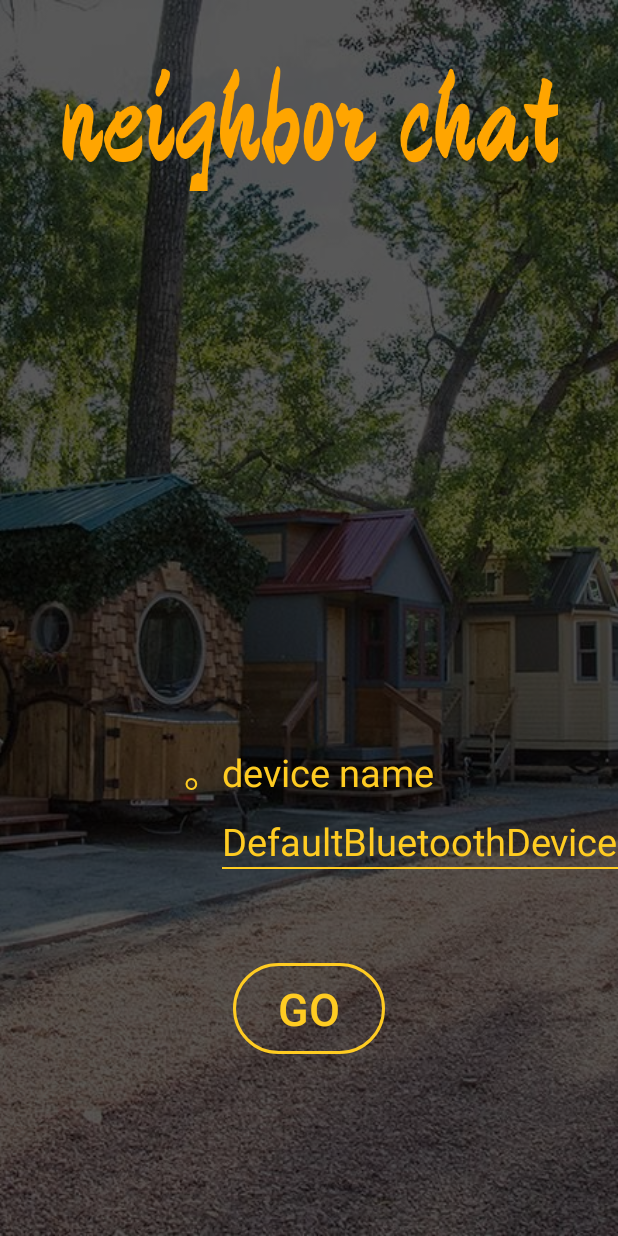
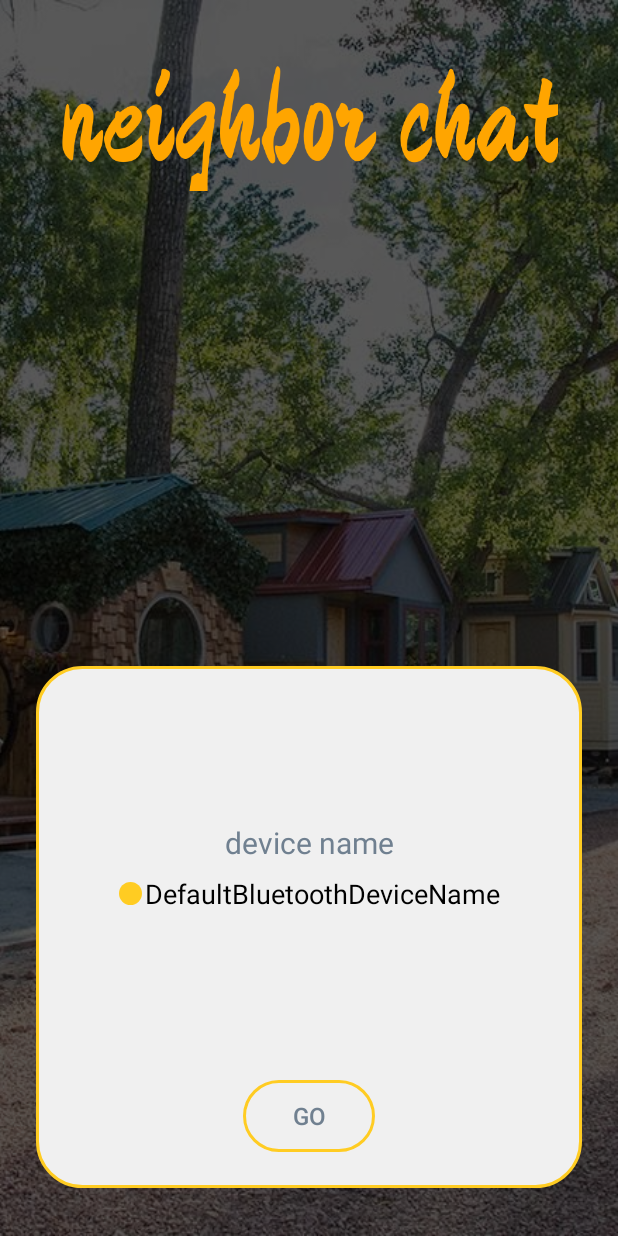
Before and after one commit to keng-yu-liao/BlueChart_10, an Android app: the screen it shows after launch (LoginActivity), on a phone screen of 412 x 824 dp. Run offline under Robolectric (Android 15) with nearby library versions, the phone set to English and light mode, and no system bars.

Commit message:
[調整] 登入頁面layout調整

```diff
--- /dev/null
+++ b/app/src/main/res/drawable/bg_login.xml
@@ -0,0 +1,15 @@
+<?xml version="1.0" encoding="utf-8"?>
+<shape xmlns:android="http://schemas.android.com/apk/res/android"
+    android:shape="rectangle">
+
+    <solid
+        android:color="@color/colorLightGray"/>
+
+    <stroke
+        android:color="@color/colorYellow"
+        android:width="2dp"/>
+
+    <corners
+        android:radius="30dp"/>
+
+</shape>
--- a/app/src/main/res/layout/activity_login.xml
+++ b/app/src/main/res/layout/activity_login.xml
@@ -47,65 +47,69 @@
         android:layout_width="wrap_content"
         android:layout_height="wrap_content"
         android:orientation="horizontal"
-        app:layout_constraintGuide_percent="0.6"/>
+        app:layout_constraintGuide_percent="0.5"/>
+
+    <androidx.constraintlayout.widget.ConstraintLayout
+        android:id="@+id/cl_login"
+        android:layout_width="0dp"
+        android:layout_height="0dp"
+        android:layout_marginStart="24dp"
+        android:layout_marginTop="32dp"
+        android:layout_marginEnd="24dp"
+        android:layout_marginBottom="32dp"
+        android:background="@drawable/bg_login"
+        app:layout_constraintBottom_toBottomOf="parent"
+        app:layout_constraintEnd_toEndOf="parent"
+        app:layout_constraintStart_toStartOf="parent"
+        app:layout_constraintTop_toBottomOf="@+id/guideline_50" >
+
+        <androidx.constraintlayout.widget.Guideline
+            android:id="@+id/cl_guideline_40"
+            android:layout_width="wrap_content"
+            android:layout_height="wrap_content"
+            android:orientation="horizontal"
+            app:layout_constraintGuide_percent="0.40"/>
 
         <TextView
-        android:id="@+id/textView2"
+            android:id="@+id/tv_device_name_title"
             android:layout_width="wrap_content"
             android:layout_height="wrap_content"
-        android:textSize="@dimen/text_size_small"
-        android:textColor="@color/colorYellow"
+            android:layout_marginBottom="8dp"
             android:text="@string/login_device_name_title"
+            android:textColor="@color/colorGray"
+            android:textSize="@dimen/text_size_rcv_title"
+            app:layout_constraintBottom_toTopOf="@+id/cl_guideline_40"
             app:layout_constraintEnd_toEndOf="parent"
-        app:layout_constraintStart_toStartOf="parent"
-        app:layout_constraintTop_toTopOf="@+id/guideline_50" />
-
-    <TextView
-        android:id="@+id/tv_device_name_spot"
-        android:layout_width="wrap_content"
-        android:layout_height="wrap_content"
-        android:layout_marginTop="8dp"
-        android:text="。"
-        android:textColor="@color/colorYellow"
-        android:textSize="@dimen/text_size_small"
-        android:visibility="invisible"
-        app:layout_constraintStart_toStartOf="@+id/textView2"
-        app:layout_constraintTop_toBottomOf="@+id/textView2" />
+            app:layout_constraintStart_toStartOf="parent" />
 
         <TextView
             android:id="@+id/tv_device_name"
             android:layout_width="wrap_content"
             android:layout_height="wrap_content"
-        android:textColor="@color/colorYellow"
-        android:textSize="@dimen/text_size_small"
-        app:layout_constraintBottom_toBottomOf="@+id/tv_device_name_spot"
-        app:layout_constraintStart_toEndOf="@+id/tv_device_name_spot"
-        app:layout_constraintTop_toTopOf="@+id/tv_device_name_spot" />
+            android:layout_marginTop="8dp"
+            android:drawablePadding="2dp"
+            android:textColor="@color/colorBlack"
+            android:textSize="@dimen/text_size_rcv_item"
+            app:drawableStartCompat="@drawable/view_oval_item_search"
+            app:layout_constraintEnd_toEndOf="parent"
+            app:layout_constraintStart_toStartOf="parent"
+            app:layout_constraintTop_toBottomOf="@+id/tv_device_name_title"
+            tools:text="TextView" />
 
-    <View
-        android:id="@+id/view"
-        android:layout_width="0dp"
-        android:layout_height="1dp"
-        android:background="@color/colorYellow"
-        app:layout_constraintEnd_toEndOf="@+id/tv_device_name"
-        app:layout_constraintStart_toStartOf="@+id/tv_device_name"
-        app:layout_constraintTop_toBottomOf="@+id/tv_device_name" />
+    </androidx.constraintlayout.widget.ConstraintLayout>
 
     <Button
         android:id="@+id/btn_login"
         android:layout_width="wrap_content"
         android:layout_height="wrap_content"
-        android:layout_marginTop="62dp"
+        android:layout_marginBottom="24dp"
         android:background="@drawable/btn_selectable_background"
         android:gravity="center"
-        android:padding="10dp"
-        android:paddingStart="30dp"
-        android:paddingEnd="30dp"
         android:text="@string/login_log_in"
-        android:textColor="@color/colorYellow"
-        android:textSize="@dimen/text_size_big"
-        app:layout_constraintEnd_toEndOf="parent"
-        app:layout_constraintStart_toStartOf="parent"
-        app:layout_constraintTop_toBottomOf="@+id/tv_device_name_spot" />
+        android:textColor="@color/colorGray"
+        android:textSize="@dimen/text_size_mid_small"
+        app:layout_constraintBottom_toBottomOf="@+id/cl_login"
+        app:layout_constraintEnd_toEndOf="@+id/cl_login"
+        app:layout_constraintStart_toStartOf="@+id/cl_login" />
 
 </androidx.constraintlayout.widget.ConstraintLayout>
--- a/app/src/main/res/layout/activity_search.xml
+++ b/app/src/main/res/layout/activity_search.xml
@@ -33,14 +33,14 @@
         android:id="@+id/cl_search"
         android:layout_width="0dp"
         android:layout_height="0dp"
-        android:layout_marginStart="24dp"
+        android:layout_marginStart="16dp"
         android:layout_marginTop="24dp"
-        android:layout_marginEnd="24dp"
+        android:layout_marginEnd="16dp"
         android:background="@drawable/bg_search"
         app:layout_constraintBottom_toBottomOf="parent"
         app:layout_constraintEnd_toEndOf="parent"
         app:layout_constraintStart_toStartOf="parent"
-        app:layout_constraintTop_toBottomOf="@+id/tv_status_search" >
+        app:layout_constraintTop_toBottomOf="@+id/tv_status_search">
 
         <ScrollView
             android:layout_width="0dp"
@@ -111,14 +111,14 @@
 
         <Button
             android:id="@+id/btn_search_devices"
-            android:textAllCaps="false"
             android:layout_width="0dp"
             android:layout_height="wrap_content"
             android:layout_marginStart="16dp"
             android:layout_marginEnd="8dp"
-            android:layout_marginBottom="16dp"
+            android:layout_marginBottom="24dp"
             android:background="@drawable/btn_selectable_background"
             android:text="@string/search_btn_search_devices"
+            android:textAllCaps="false"
             android:textColor="@color/colorGray"
             app:layout_constraintBottom_toBottomOf="parent"
             app:layout_constraintEnd_toStartOf="@+id/btn_make_visible"
@@ -126,14 +126,14 @@
 
         <Button
             android:id="@+id/btn_make_visible"
-            android:textAllCaps="false"
             android:layout_width="0dp"
             android:layout_height="wrap_content"
             android:layout_marginStart="8dp"
             android:layout_marginEnd="16dp"
-            android:layout_marginBottom="16dp"
+            android:layout_marginBottom="24dp"
             android:background="@drawable/btn_selectable_background"
             android:text="@string/search_btn_make_visible"
+            android:textAllCaps="false"
             android:textColor="@color/colorGray"
             app:layout_constraintBottom_toBottomOf="parent"
             app:layout_constraintEnd_toEndOf="parent"
--- a/app/src/main/res/values/dimens.xml
+++ b/app/src/main/res/values/dimens.xml
@@ -2,7 +2,10 @@
 <resources>
     <dimen name="text_size_rcv_title">20sp</dimen>
     <dimen name="text_size_rcv_item">18sp</dimen>
-    <dimen name="text_size_small">25sp</dimen>
+
+    <dimen name="text_size_mid_small">16sp</dimen>
+    <dimen name="text_size_mid">20sp</dimen>
+    <dimen name="text_size_mid_big">25sp</dimen>
     <dimen name="text_size_big">30sp</dimen>
 
 </resources>
--- a/app/src/main/res/values/strings.xml
+++ b/app/src/main/res/values/strings.xml
@@ -2,7 +2,7 @@
     <string name="app_name">BlueChart_10</string>
 
     //Login頁面
-    <string name="login_device_name_title">。device name</string>
+    <string name="login_device_name_title">device name</string>
     <string name="login_log_in">GO</string>
 
     //Search頁面
```
Lines whose indentation alone changed are shown as unchanged.
